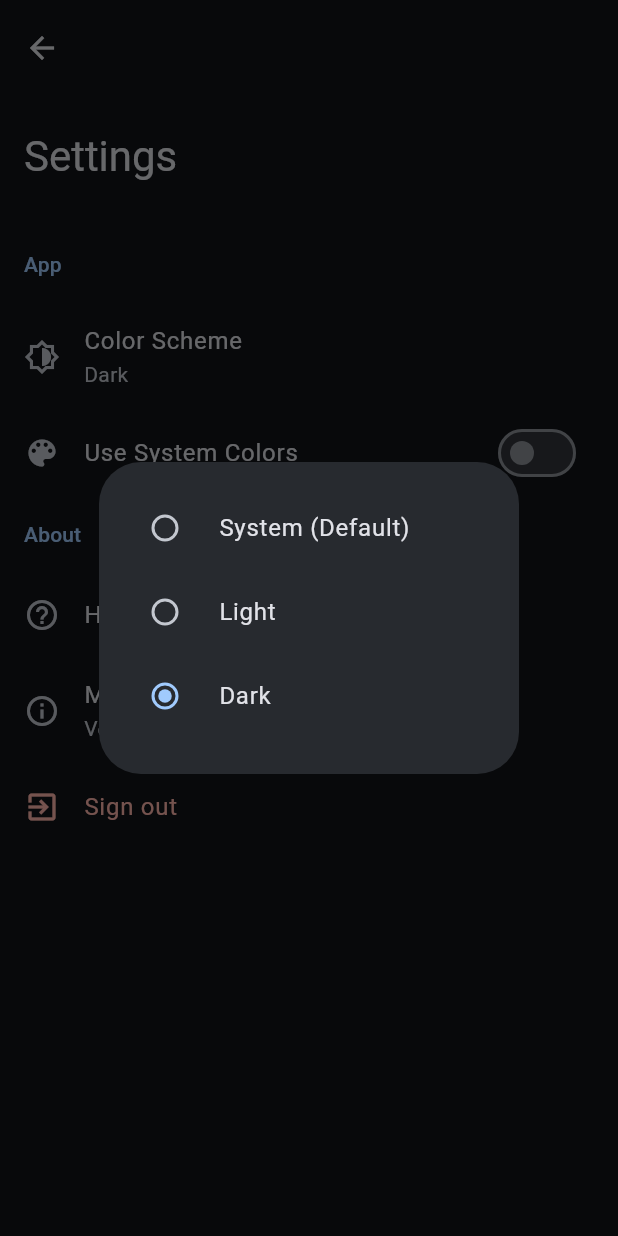
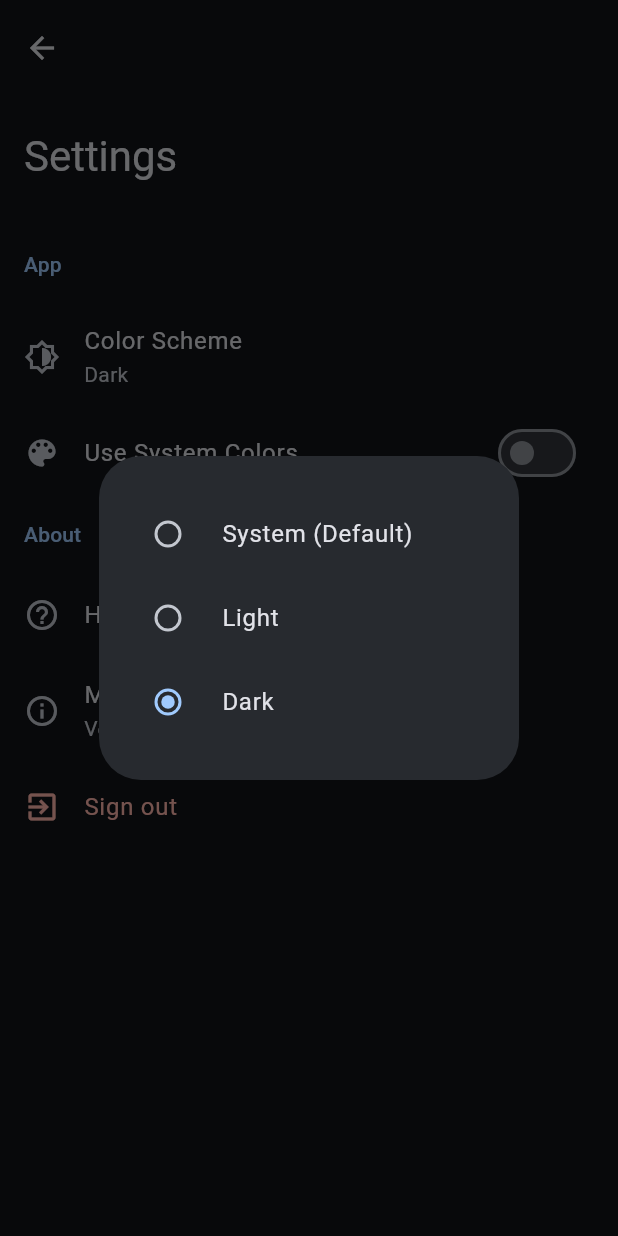
Before and after one commit to stickerdaniel/flutter-app-quickstart, a Flutter app: the SettingsScreen screen opened directly with empty values, after a tap on "Color Scheme", on a phone screen of 412 x 824 dp. Run offline on Flutter 3.47's test engine with Material 2 defaults, Android fonts, the phone set to English and light mode, and no system bars; drawn by our look-alikes of dynamic_color; our stand-ins replace package_info_plus, shared_preferences; accounts and stored records are empty.

Commit message:
Updated padding for material ripple

```diff
--- a/lib/screens/settings/settings_screen.dart
+++ b/lib/screens/settings/settings_screen.dart
@@ -64,6 +64,7 @@ class _SettingsScreenState extends State<SettingsScreen> {
       context: context,
       builder: (BuildContext context) {
         return AlertDialog(
+          contentPadding: const EdgeInsets.symmetric(vertical: 24),
           content: Column(
             mainAxisSize: MainAxisSize.min,
             children: ThemeMode.values.map((mode) {
@@ -80,8 +81,7 @@ class _SettingsScreenState extends State<SettingsScreen> {
                   });
                   Navigator.of(context).pop(); // Close the dialog.
                 },
-
-                contentPadding: EdgeInsets.zero, // Removes default padding
+                contentPadding: const EdgeInsets.symmetric(horizontal: 26),
               );
             }).toList(),
           ),
```
